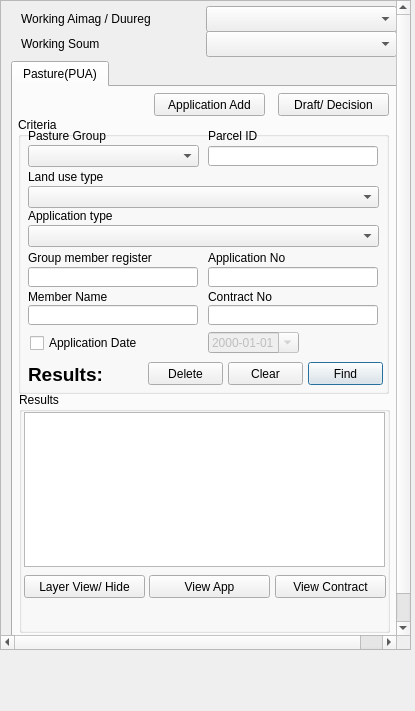
Old version of the form view/SpaParcelWidget.ui in the repository teamlm2/lm2_mgis.
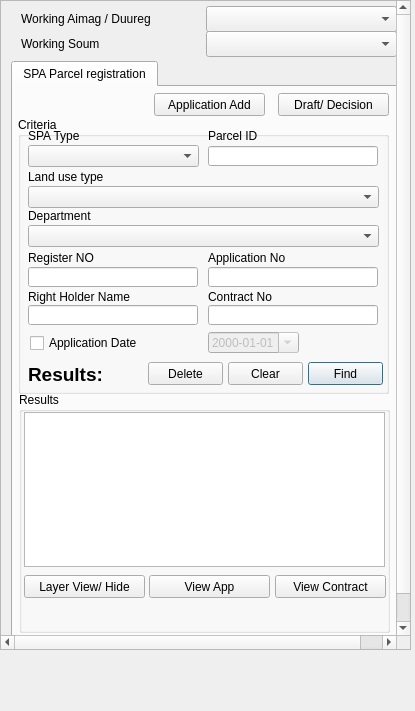
New version of the form.

The edit to the form file:
```diff
--- a/view/SpaParcelWidget.ui
+++ b/view/SpaParcelWidget.ui
@@ -100,7 +100,7 @@
       </property>
       <widget class="QWidget" name="pasture_tab">
        <attribute name="title">
-        <string>Pasture(PUA)</string>
+        <string>SPA Parcel registration</string>
        </attribute>
        <widget class="QGroupBox" name="groupBox_18">
         <property name="geometry">
@@ -190,7 +190,7 @@
           </rect>
          </property>
          <property name="text">
-          <string>Member Name</string>
+          <string>Right Holder Name</string>
          </property>
         </widget>
         <widget class="QLabel" name="label_65">
@@ -203,7 +203,7 @@
           </rect>
          </property>
          <property name="text">
-          <string>Group member register</string>
+          <string>Register NO</string>
          </property>
         </widget>
         <widget class="QLabel" name="label_66">
@@ -327,7 +327,7 @@
           </rect>
          </property>
          <property name="text">
-          <string>Pasture Group</string>
+          <string>SPA Type</string>
          </property>
         </widget>
         <widget class="QComboBox" name="pasture_group_cbox">
@@ -383,7 +383,7 @@
           </rect>
          </property>
          <property name="text">
-          <string>Application type</string>
+          <string>Department</string>
          </property>
         </widget>
         <widget class="QPushButton" name="delete_button">
```
Left out of the diff: 14 changed lines with no effect on the pictures.
